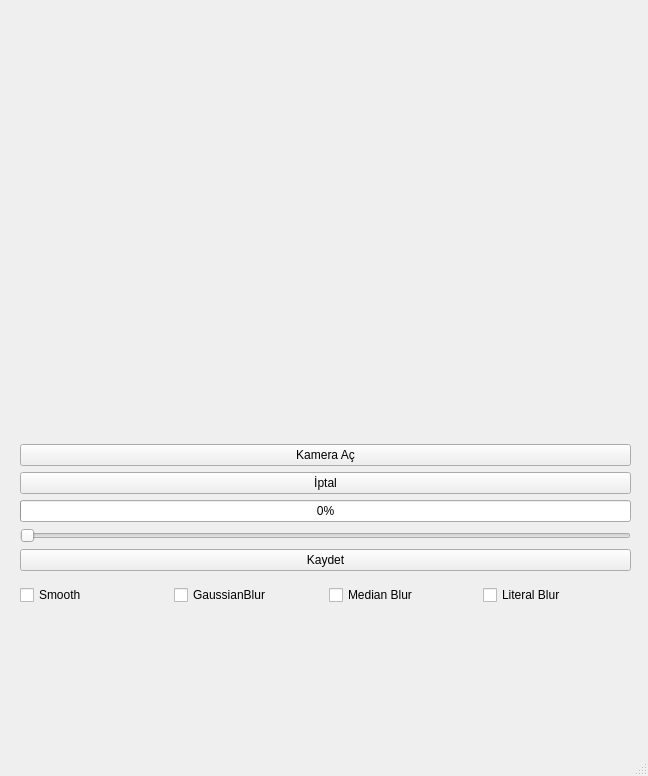
Before: the Qt Designer form EDIZ/Kamera.ui in vektorelpython24proje/MasaustuProje, drawn with Qt 5.
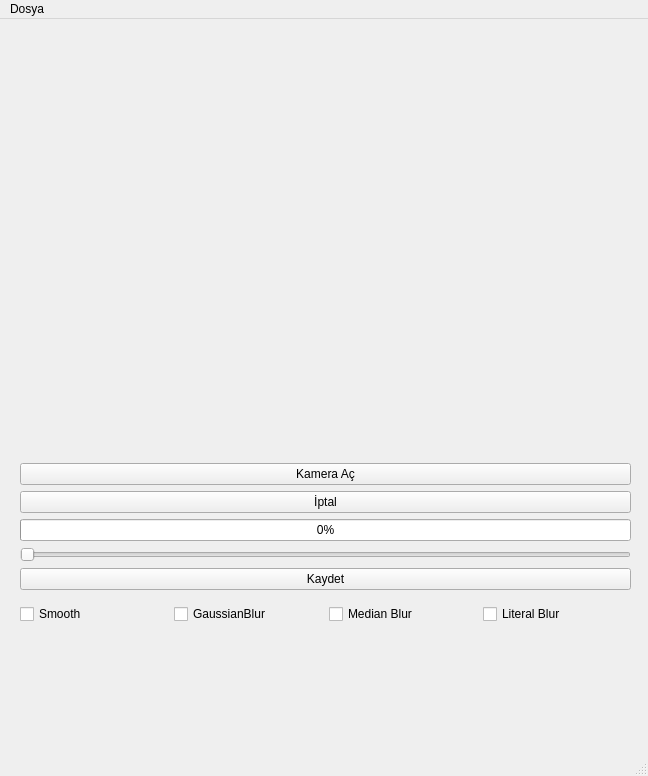
After: the same form once the commit is applied.

```diff
--- a/EDIZ/Kamera.ui
+++ b/EDIZ/Kamera.ui
@@ -13,6 +13,9 @@
   <property name="windowTitle">
    <string>Kamera</string>
   </property>
+  <property name="documentMode">
+   <bool>true</bool>
+  </property>
   <widget class="QWidget" name="centralwidget">
    <widget class="QWidget" name="gridLayoutWidget">
     <property name="geometry">
@@ -130,6 +133,14 @@
      <height>21</height>
     </rect>
    </property>
+   <widget class="QMenu" name="menuDosya">
+    <property name="title">
+     <string>Dosya</string>
+    </property>
+    <addaction name="actionA"/>
+    <addaction name="actionKapat"/>
+   </widget>
+   <addaction name="menuDosya"/>
   </widget>
   <widget class="QStatusBar" name="statusbar"/>
  </widget>
```
Left out of the diff: 13 changed lines with no effect on the pictures.
